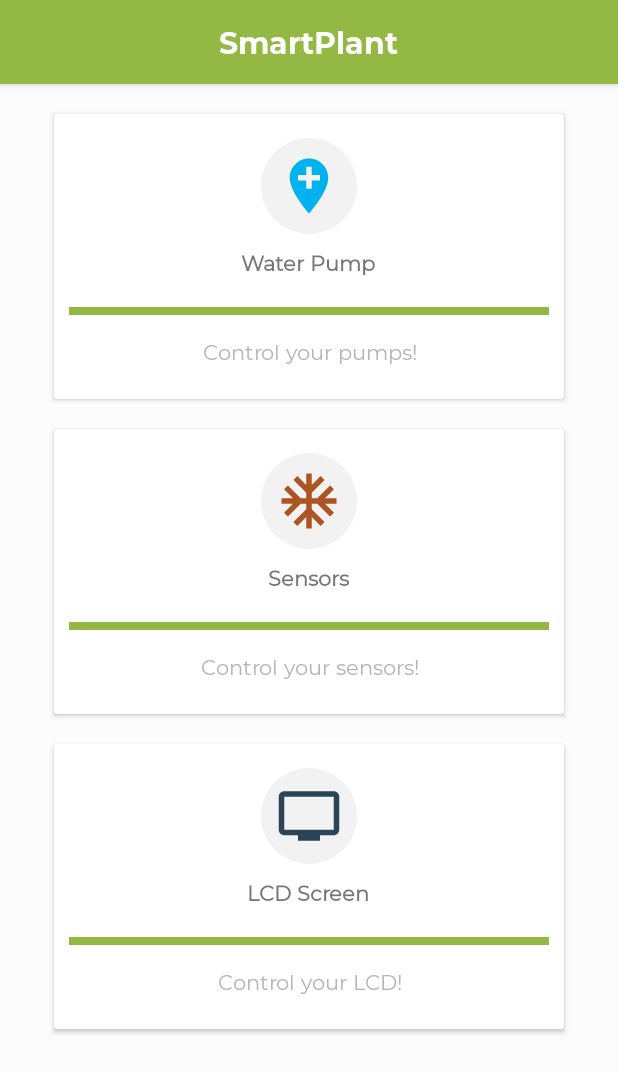
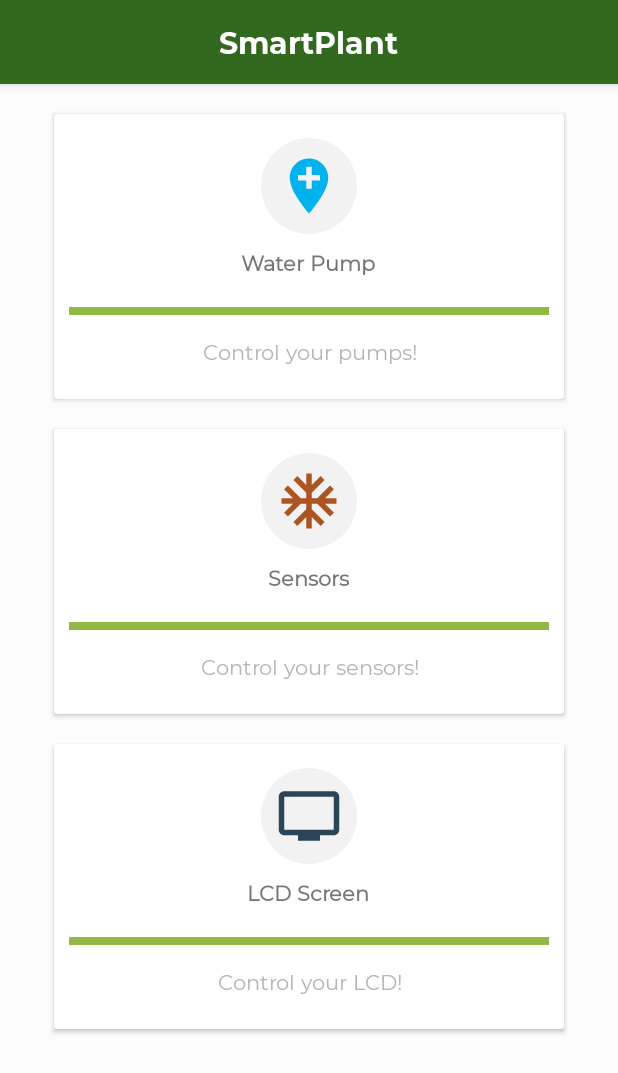
Before and after one commit to CodingPeaches90/smartplant, an Android app: the screen it shows after launch (MainActivity), on a phone screen of 412 x 824 dp. Shown: the top 1073 px of the screen. Run offline under Robolectric (Android 15) with nearby library versions, the phone set to English and light mode, and no system bars; libraries missing offline, so code that uses them is left out: org.aviran.cookiebar2; 1 statement that could not run was skipped.

Commit message:
Darker theme

```diff
--- a/app/src/main/res/values/colors.xml
+++ b/app/src/main/res/values/colors.xml
@@ -2,6 +2,7 @@
 <resources>
     <color name="colorPrimary">#93B843</color>
     <color name="colorPrimaryDark">#93B843</color>
+    <color name="darker_coloured_green">#33691E</color>
     <color name="backgroundColor">#fcfcfc</color>
     <color name="gray">#B5B5B5</color>
     <color name="deepPurple">#7c4dff</color>
--- a/app/src/main/res/values/styles.xml
+++ b/app/src/main/res/values/styles.xml
@@ -3,8 +3,8 @@
     <!-- Base application theme. -->
     <style name="AppTheme" parent="Theme.AppCompat.Light.DarkActionBar">
         <!-- Customize your theme here. -->
-        <item name="colorPrimary">@color/colorPrimary</item>
-        <item name="colorPrimaryDark">@color/colorPrimaryDark</item>
+        <item name="colorPrimary">@color/darker_coloured_green</item>
+        <item name="colorPrimaryDark">@color/darker_coloured_green</item>
         <item name="colorAccent">@color/colorAccent</item>
 
         <item name="cookieTitleColor">@color/colorPrimary</item>
```
